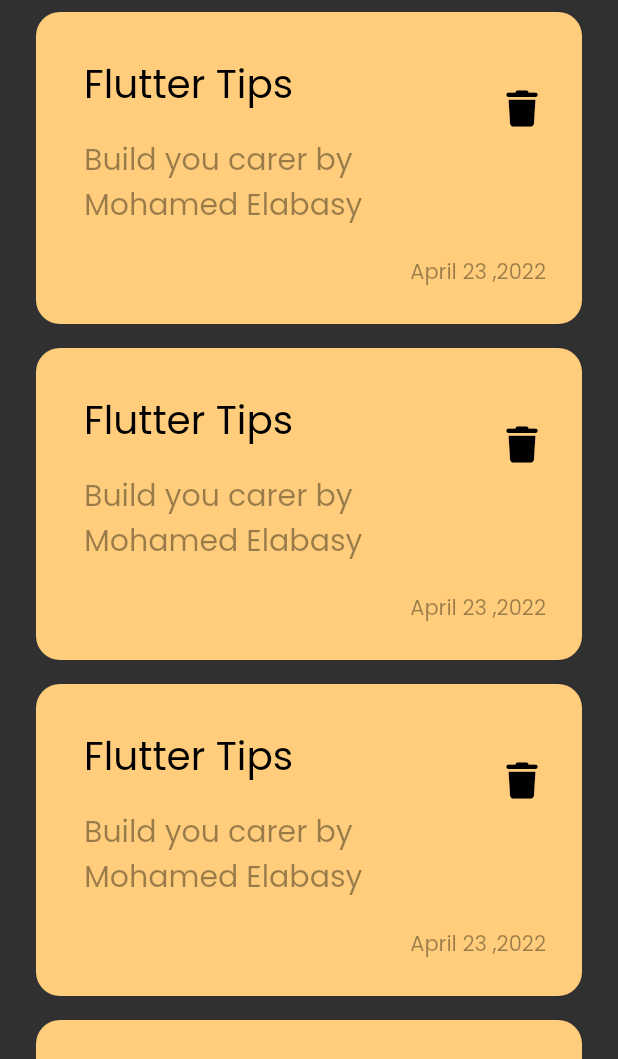
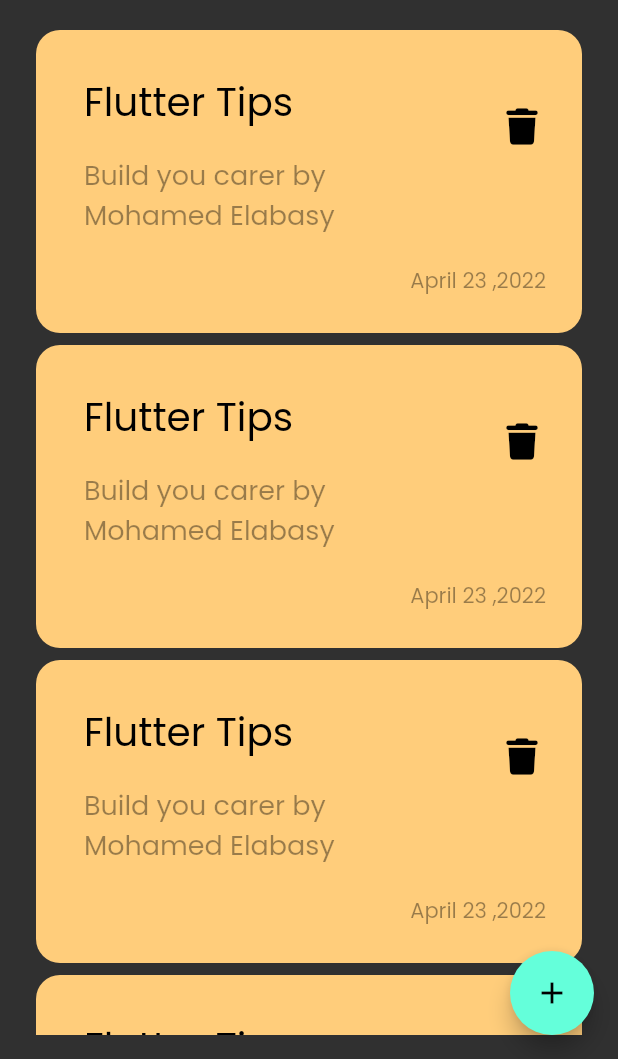
Before and after one commit to mohamedelabassy/notes_app, a Flutter app: the screen it shows after launch, on a phone screen of 412 x 824 dp, the part 177-1236 px from its top. Run offline on Flutter 3.47's test engine with Material 2 defaults, Android fonts, the phone set to English and light mode, and no system bars; our stand-ins replace font_awesome_flutter.

Commit message:
Create noteBottomSheet

```diff
--- a/lib/views/notes.view.dart
+++ b/lib/views/notes.view.dart
@@ -1,5 +1,6 @@
 import 'package:flutter/material.dart';
 
+import 'widget/custom_buttomSheet.dart';
 import 'widget/notes_view_body.dart';
 
 class NotesView extends StatelessWidget {
@@ -8,6 +9,17 @@ class NotesView extends StatelessWidget {
   @override
   Widget build(BuildContext context) {
     return Scaffold(
+      floatingActionButton: FloatingActionButton(
+        onPressed: () {
+          showModalBottomSheet(
+            context: context,
+            builder: (context) {
+              return AddNoteBootomSheet();
+            },
+          );
+        },
+        child: Icon(Icons.add),
+      ),
       body: NotesViewBody(),
     );
   }
--- a/lib/views/widget/custom_note_item.dart
+++ b/lib/views/widget/custom_note_item.dart
@@ -28,7 +28,7 @@ class NoteItem extends StatelessWidget {
               child: Text(
                 'Build you carer by Mohamed Elabasy',
                 style: TextStyle(
-                  fontSize: 20,
+                  fontSize: 18,
                   color: Colors.black.withOpacity(.4),
                 ),
               ),
--- a/lib/views/widget/notes_list_view.dart
+++ b/lib/views/widget/notes_list_view.dart
@@ -7,13 +7,17 @@ class NotesListView extends StatelessWidget {
 
   @override
   Widget build(BuildContext context) {
-    return ListView.builder(
-      itemBuilder: (context, index) {
-        return Padding(
-          padding: const EdgeInsets.symmetric(vertical: 8),
-          child: NoteItem(),
-        );
-      },
+    return Padding(
+      padding: const EdgeInsets.symmetric(vertical: 16),
+      child: ListView.builder(
+        padding: EdgeInsets.zero,
+        itemBuilder: (context, index) {
+          return Padding(
+            padding: const EdgeInsets.symmetric(vertical: 4),
+            child: NoteItem(),
+          );
+        },
+      ),
     );
   }
 }
```
Also changed, not shown: lib/views/widget/custom_buttomSheet.dart (added, +10 -0 lines).
